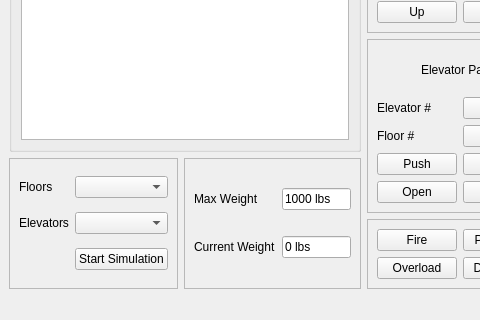
Above: elevator-assignment/mainwindow.ui from kenjisak/QtElevator before the change; both pictures show x 0 to 480 and y 90 to 410 of the 562 by 410 pixel window. Below: the same form after it.
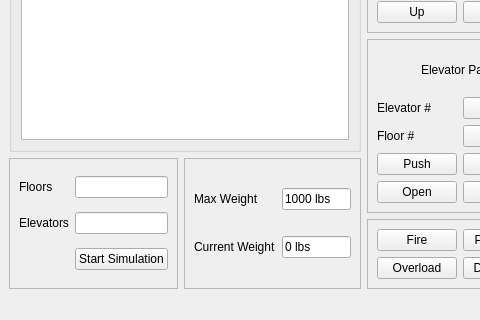
That is the form after the change.

Diff of the .ui file:
```diff
--- a/elevator-assignment/mainwindow.ui
+++ b/elevator-assignment/mainwindow.ui
@@ -173,9 +173,6 @@
          </property>
         </widget>
        </item>
-       <item row="1" column="1">
-        <widget class="QComboBox" name="numFlrsDropDown_2"/>
-       </item>
        <item row="1" column="0">
         <widget class="QLabel" name="numElevsLabel">
          <property name="text">
@@ -183,9 +180,6 @@
          </property>
         </widget>
        </item>
-       <item row="0" column="1">
-        <widget class="QComboBox" name="numFlrsDropDown"/>
-       </item>
        <item row="0" column="0">
         <widget class="QLabel" name="numFlrsLabel">
          <property name="text">
@@ -193,6 +187,12 @@
          </property>
         </widget>
        </item>
+       <item row="0" column="1">
+        <widget class="QLineEdit" name="flrNuminit"/>
+       </item>
+       <item row="1" column="1">
+        <widget class="QLineEdit" name="elevNuminit"/>
+       </item>
       </layout>
      </widget>
     </item>
```
